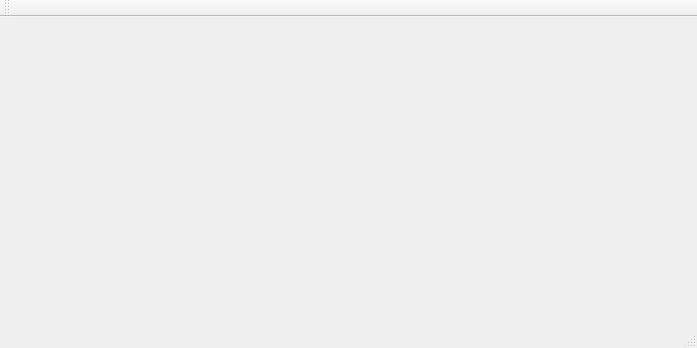
Old version of the form Human-Interaction/Music_Play/mainwindow.ui in the repository 100yang/Study.
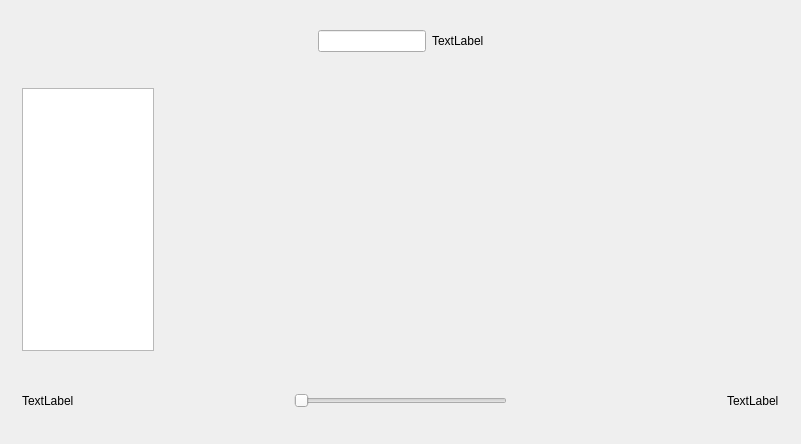
New version of the form.

```diff
--- a/Human-Interaction/Music_Play/mainwindow.ui
+++ b/Human-Interaction/Music_Play/mainwindow.ui
@@ -6,33 +6,242 @@
    <rect>
     <x>0</x>
     <y>0</y>
-    <width>697</width>
-    <height>348</height>
+    <width>801</width>
+    <height>444</height>
    </rect>
   </property>
   <property name="windowTitle">
    <string>MainWindow</string>
   </property>
-  <widget class="QWidget" name="centralWidget"/>
-  <widget class="QMenuBar" name="menuBar">
-   <property name="geometry">
-    <rect>
-     <x>0</x>
-     <y>0</y>
-     <width>697</width>
-     <height>22</height>
-    </rect>
-   </property>
+  <widget class="QWidget" name="centralWidget">
+   <layout class="QVBoxLayout" name="verticalLayout">
+    <item>
+     <widget class="QWidget" name="widget_3" native="true">
+      <property name="sizePolicy">
+       <sizepolicy hsizetype="Preferred" vsizetype="Maximum">
+        <horstretch>5</horstretch>
+        <verstretch>5</verstretch>
+       </sizepolicy>
+      </property>
+      <property name="minimumSize">
+       <size>
+        <width>0</width>
+        <height>60</height>
+       </size>
+      </property>
+      <layout class="QHBoxLayout" name="horizontalLayout_3">
+       <item>
+        <spacer name="horizontalSpacer_4">
+         <property name="orientation">
+          <enum>Qt::Horizontal</enum>
+         </property>
+         <property name="sizeHint" stdset="0">
+          <size>
+           <width>241</width>
+           <height>20</height>
+          </size>
+         </property>
+        </spacer>
+       </item>
+       <item>
+        <widget class="QLineEdit" name="serach_edit">
+         <property name="sizePolicy">
+          <sizepolicy hsizetype="Fixed" vsizetype="Fixed">
+           <horstretch>0</horstretch>
+           <verstretch>0</verstretch>
+          </sizepolicy>
+         </property>
+        </widget>
+       </item>
+       <item>
+        <spacer name="horizontalSpacer_6">
+         <property name="orientation">
+          <enum>Qt::Horizontal</enum>
+         </property>
+         <property name="sizeType">
+          <enum>QSizePolicy::Fixed</enum>
+         </property>
+         <property name="sizeHint" stdset="0">
+          <size>
+           <width>0</width>
+           <height>20</height>
+          </size>
+         </property>
+        </spacer>
+       </item>
+       <item>
+        <widget class="QLabel" name="label_3">
+         <property name="text">
+          <string>TextLabel</string>
+         </property>
+        </widget>
+       </item>
+       <item>
+        <spacer name="horizontalSpacer_5">
+         <property name="orientation">
+          <enum>Qt::Horizontal</enum>
+         </property>
+         <property name="sizeHint" stdset="0">
+          <size>
+           <width>241</width>
+           <height>20</height>
+          </size>
+         </property>
+        </spacer>
+       </item>
+      </layout>
+     </widget>
+    </item>
+    <item>
+     <spacer name="verticalSpacer_2">
+      <property name="orientation">
+       <enum>Qt::Vertical</enum>
+      </property>
+      <property name="sizeType">
+       <enum>QSizePolicy::Fixed</enum>
+      </property>
+      <property name="sizeHint" stdset="0">
+       <size>
+        <width>20</width>
+        <height>0</height>
+       </size>
+      </property>
+     </spacer>
+    </item>
+    <item>
+     <layout class="QHBoxLayout" name="horizontalLayout">
+      <property name="topMargin">
+       <number>0</number>
+      </property>
+      <property name="bottomMargin">
+       <number>0</number>
+      </property>
+      <item>
+       <widget class="QWidget" name="widget_2" native="true">
+        <property name="sizePolicy">
+         <sizepolicy hsizetype="Preferred" vsizetype="Preferred">
+          <horstretch>10</horstretch>
+          <verstretch>10</verstretch>
+         </sizepolicy>
+        </property>
+        <layout class="QVBoxLayout" name="verticalLayout_2">
+         <item>
+          <widget class="QListWidget" name="PlayList"/>
+         </item>
+        </layout>
+       </widget>
+      </item>
+      <item>
+       <spacer name="horizontalSpacer">
+        <property name="orientation">
+         <enum>Qt::Horizontal</enum>
+        </property>
+        <property name="sizeType">
+         <enum>QSizePolicy::Fixed</enum>
+        </property>
+        <property name="sizeHint" stdset="0">
+         <size>
+          <width>20</width>
+          <height>20</height>
+         </size>
+        </property>
+       </spacer>
+      </item>
+      <item>
+       <widget class="QWidget" name="widget_4" native="true">
+        <property name="sizePolicy">
+         <sizepolicy hsizetype="Preferred" vsizetype="Preferred">
+          <horstretch>39</horstretch>
+          <verstretch>10</verstretch>
+         </sizepolicy>
+        </property>
+       </widget>
+      </item>
+     </layout>
+    </item>
+    <item>
+     <spacer name="verticalSpacer">
+      <property name="orientation">
+       <enum>Qt::Vertical</enum>
+      </property>
+      <property name="sizeType">
+       <enum>QSizePolicy::Fixed</enum>
+      </property>
+      <property name="sizeHint" stdset="0">
+       <size>
+        <width>20</width>
+        <height>0</height>
+       </size>
+      </property>
+     </spacer>
+    </item>
+    <item>
+     <widget class="QWidget" name="widget" native="true">
+      <property name="sizePolicy">
+       <sizepolicy hsizetype="Preferred" vsizetype="Maximum">
+        <horstretch>50</horstretch>
+        <verstretch>10</verstretch>
+       </sizepolicy>
+      </property>
+      <property name="minimumSize">
+       <size>
+        <width>0</width>
+        <height>65</height>
+       </size>
+      </property>
+      <layout class="QHBoxLayout" name="horizontalLayout_2">
+       <item>
+        <widget class="QLabel" name="label">
+         <property name="text">
+          <string>TextLabel</string>
+         </property>
+        </widget>
+       </item>
+       <item>
+        <spacer name="horizontalSpacer_2">
+         <property name="orientation">
+          <enum>Qt::Horizontal</enum>
+         </property>
+         <property name="sizeHint" stdset="0">
+          <size>
+           <width>187</width>
+           <height>20</height>
+          </size>
+         </property>
+        </spacer>
+       </item>
+       <item>
+        <widget class="QSlider" name="horizontalSlider">
+         <property name="orientation">
+          <enum>Qt::Horizontal</enum>
+         </property>
+        </widget>
+       </item>
+       <item>
+        <spacer name="horizontalSpacer_3">
+         <property name="orientation">
+          <enum>Qt::Horizontal</enum>
+         </property>
+         <property name="sizeHint" stdset="0">
+          <size>
+           <width>187</width>
+           <height>20</height>
+          </size>
+         </property>
+        </spacer>
+       </item>
+       <item>
+        <widget class="QLabel" name="label_2">
+         <property name="text">
+          <string>TextLabel</string>
+         </property>
+        </widget>
+       </item>
+      </layout>
+     </widget>
+    </item>
+   </layout>
   </widget>
-  <widget class="QToolBar" name="mainToolBar">
-   <attribute name="toolBarArea">
-    <enum>TopToolBarArea</enum>
-   </attribute>
-   <attribute name="toolBarBreak">
-    <bool>false</bool>
-   </attribute>
-  </widget>
-  <widget class="QStatusBar" name="statusBar"/>
  </widget>
  <layoutdefault spacing="6" margin="11"/>
  <resources/>
```
